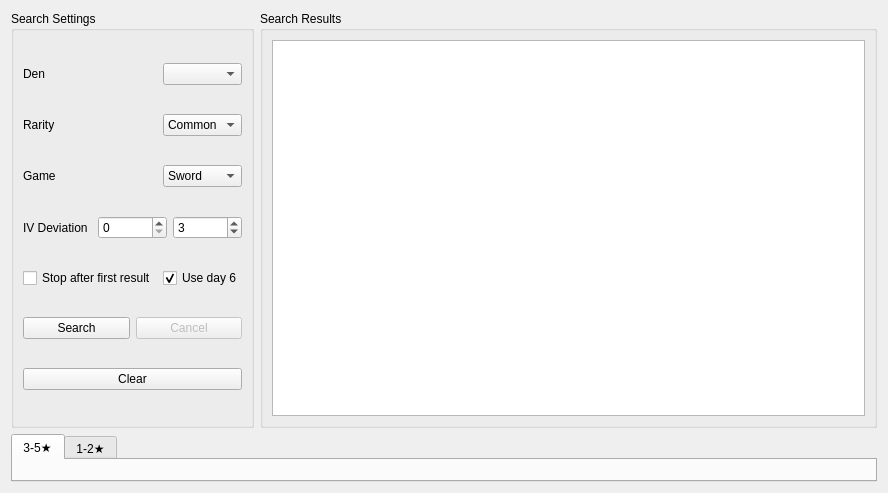
This is Forms/Tools/SeedCalculator.ui in Admiral-Fish/RaidFinder as Qt 5 draws it before an edit. The edited form follows.
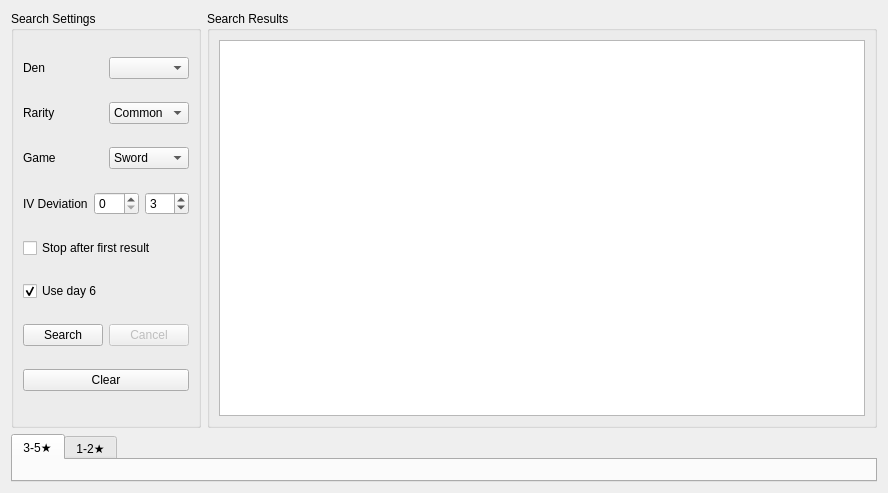
This is the edited form. Custom widgets are drawn as their Qt base class.

The edit to the form file:
```diff
--- a/Forms/Tools/SeedCalculator.ui
+++ b/Forms/Tools/SeedCalculator.ui
@@ -72,10 +72,17 @@
       <string>Search Settings</string>
      </property>
      <layout class="QGridLayout" name="gridLayout_4">
-      <item row="0" column="0">
-       <widget class="QLabel" name="labelDen">
+      <item row="7" column="0" colspan="2">
+       <widget class="QPushButton" name="pushButtonClear">
         <property name="text">
-         <string>Den</string>
+         <string>Clear</string>
+        </property>
+       </widget>
+      </item>
+      <item row="2" column="0">
+       <widget class="QLabel" name="labelGame">
+        <property name="text">
+         <string>Game</string>
         </property>
        </widget>
       </item>
@@ -89,6 +96,67 @@
         </property>
        </widget>
       </item>
+      <item row="3" column="0" colspan="2">
+       <layout class="QHBoxLayout" name="horizontalLayout">
+        <item>
+         <widget class="QLabel" name="labelIVDeviation">
+          <property name="text">
+           <string>IV Deviation</string>
+          </property>
+         </widget>
+        </item>
+        <item>
+         <widget class="QSpinBox" name="spinBoxIVDeviationMin">
+          <property name="sizePolicy">
+           <sizepolicy hsizetype="Minimum" vsizetype="Fixed">
+            <horstretch>0</horstretch>
+            <verstretch>0</verstretch>
+           </sizepolicy>
+          </property>
+          <property name="maximum">
+           <number>6</number>
+          </property>
+         </widget>
+        </item>
+        <item>
+         <widget class="QSpinBox" name="spinBoxIVDeviationMax">
+          <property name="sizePolicy">
+           <sizepolicy hsizetype="Minimum" vsizetype="Fixed">
+            <horstretch>0</horstretch>
+            <verstretch>0</verstretch>
+           </sizepolicy>
+          </property>
+          <property name="maximum">
+           <number>6</number>
+          </property>
+          <property name="value">
+           <number>3</number>
+          </property>
+         </widget>
+        </item>
+       </layout>
+      </item>
+      <item row="6" column="0" colspan="2">
+       <layout class="QHBoxLayout" name="horizontalLayout_2">
+        <item>
+         <widget class="QPushButton" name="pushButtonSearch">
+          <property name="text">
+           <string>Search</string>
+          </property>
+         </widget>
+        </item>
+        <item>
+         <widget class="QPushButton" name="pushButtonCancel">
+          <property name="enabled">
+           <bool>false</bool>
+          </property>
+          <property name="text">
+           <string>Cancel</string>
+          </property>
+         </widget>
+        </item>
+       </layout>
+      </item>
       <item row="1" column="1">
        <widget class="QComboBox" name="comboBoxRarity">
         <item>
@@ -103,10 +171,10 @@
         </item>
        </widget>
       </item>
-      <item row="2" column="0">
-       <widget class="QLabel" name="labelGame">
+      <item row="0" column="0">
+       <widget class="QLabel" name="labelDen">
         <property name="text">
-         <string>Game</string>
+         <string>Den</string>
         </property>
        </widget>
       </item>
@@ -124,14 +192,14 @@
         </item>
        </widget>
       </item>
-      <item row="4" column="0">
+      <item row="4" column="0" colspan="2">
        <widget class="QCheckBox" name="checkBoxStop">
         <property name="text">
          <string>Stop after first result</string>
         </property>
        </widget>
       </item>
-      <item row="4" column="1">
+      <item row="5" column="0" colspan="2">
        <widget class="QCheckBox" name="checkBoxDay6">
         <property name="text">
          <string>Use day 6</string>
@@ -141,62 +209,6 @@
         </property>
        </widget>
       </item>
-      <item row="5" column="0" colspan="2">
-       <layout class="QHBoxLayout" name="horizontalLayout_2">
-        <item>
-         <widget class="QPushButton" name="pushButtonSearch">
-          <property name="text">
-           <string>Search</string>
-          </property>
-         </widget>
-        </item>
-        <item>
-         <widget class="QPushButton" name="pushButtonCancel">
-          <property name="enabled">
-           <bool>false</bool>
-          </property>
-          <property name="text">
-           <string>Cancel</string>
-          </property>
-         </widget>
-        </item>
-       </layout>
-      </item>
-      <item row="3" column="0" colspan="2">
-       <layout class="QHBoxLayout" name="horizontalLayout">
-        <item>
-         <widget class="QLabel" name="labelIVDeviation">
-          <property name="text">
-           <string>IV Deviation</string>
-          </property>
-         </widget>
-        </item>
-        <item>
-         <widget class="QSpinBox" name="spinBoxIVDeviationMin">
-          <property name="maximum">
-           <number>6</number>
-          </property>
-         </widget>
-        </item>
-        <item>
-         <widget class="QSpinBox" name="spinBoxIVDeviationMax">
-          <property name="maximum">
-           <number>6</number>
-          </property>
-          <property name="value">
-           <number>3</number>
-          </property>
-         </widget>
-        </item>
-       </layout>
-      </item>
-      <item row="6" column="0" colspan="2">
-       <widget class="QPushButton" name="pushButtonClear">
-        <property name="text">
-         <string>Clear</string>
-        </property>
-       </widget>
-      </item>
      </layout>
     </widget>
    </item>
```
Left out of the diff: 1 changed line with no effect on the pictures.
